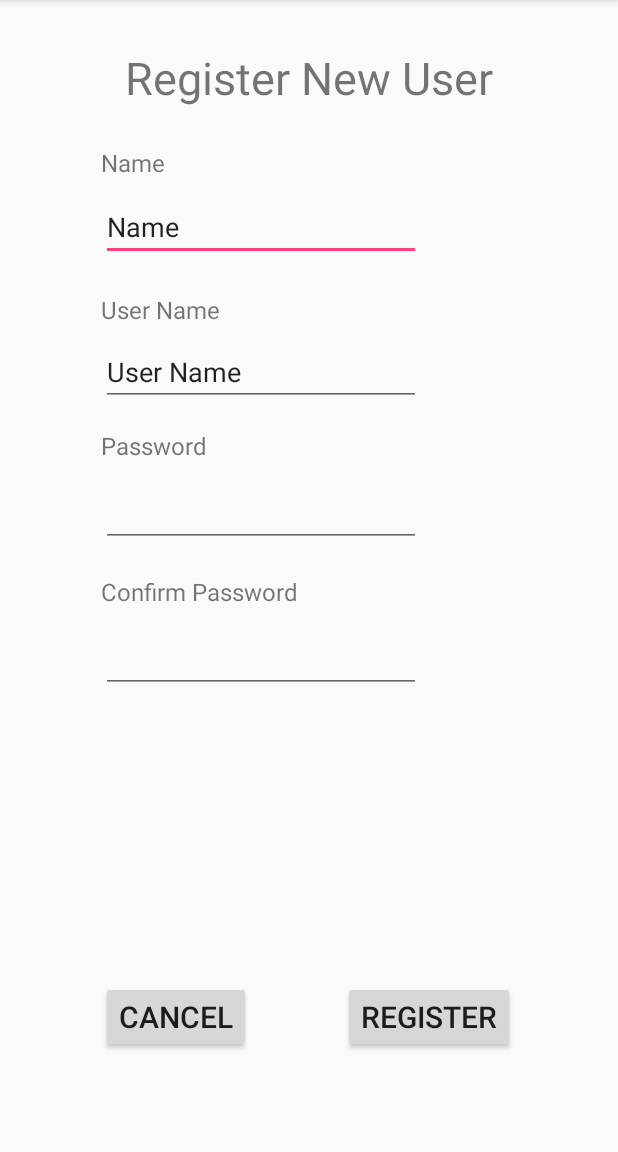
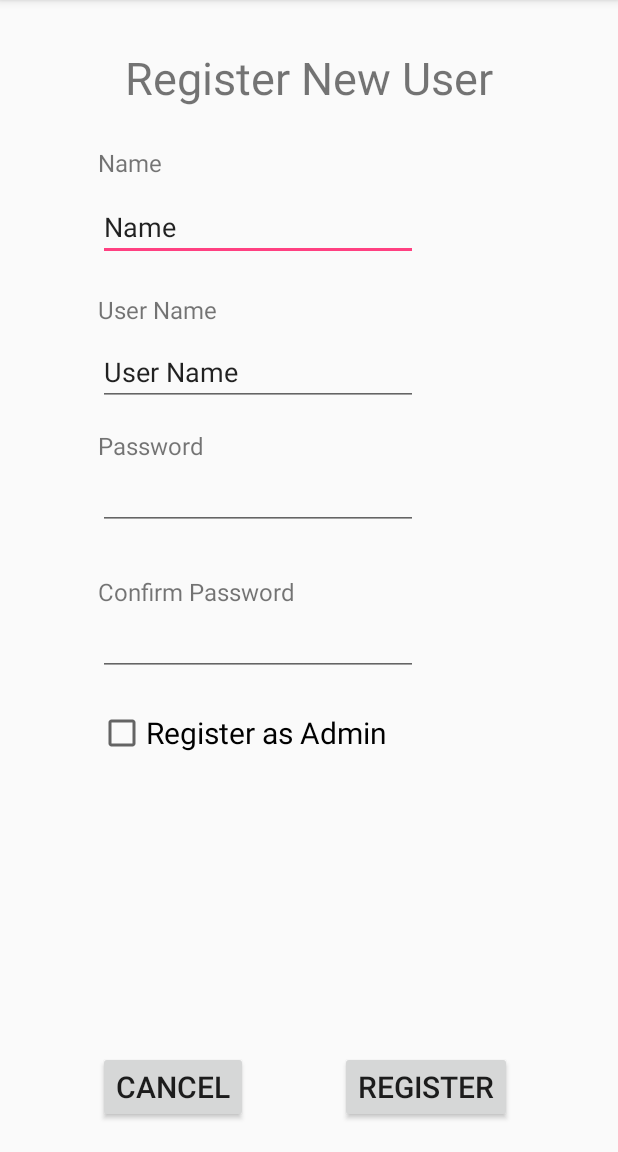
Before and after one commit to DjangoBlockchained/FindMyHome, an Android app: the RegisterScreenActivity screen opened directly, with no data from a screen before it, on a phone screen of 412 x 824 dp, the part 84-1236 px from its top. Run offline under Robolectric (Android 15) with nearby library versions, the phone set to English and light mode, and no system bars.

Commit message:
Minor changes

```diff
--- a/HomelessApp/app/src/main/java/com/example/peter/homelessapp/controllers/RegisterScreenActivity.java
+++ b/HomelessApp/app/src/main/java/com/example/peter/homelessapp/controllers/RegisterScreenActivity.java
@@ -6,9 +6,11 @@ import android.support.annotation.Nullable;
 import android.support.v7.app.AlertDialog;
 import android.support.v7.app.AppCompatActivity;
 import android.widget.Button;
+import android.widget.CheckBox;
 import android.widget.EditText;
 
 import com.example.peter.homelessapp.R;
+import com.example.peter.homelessapp.model.Administer;
 import com.example.peter.homelessapp.model.User;
 
 /**
@@ -23,6 +25,7 @@ public class RegisterScreenActivity extends AppCompatActivity {
     private EditText username;
     private EditText password1;
     private EditText password2;
+    private CheckBox adminBox;
 
     @Override
     protected void onCreate(@Nullable Bundle savedInstanceState) {
@@ -33,6 +36,7 @@ public class RegisterScreenActivity extends AppCompatActivity {
         username = (EditText) findViewById(R.id.regUserName);
         password1 = (EditText) findViewById(R.id.regPass1);
         password2 = (EditText) findViewById(R.id.regPass2);
+        adminBox = (CheckBox) findViewById(R.id.checkBox);
 
         cancel = (Button) findViewById(R.id.cancel2);
         cancel.setOnClickListener((view) -> {
@@ -53,7 +57,11 @@ public class RegisterScreenActivity extends AppCompatActivity {
                 alert2.create().show();
             } else if (password1.getText().toString().equals(password2.getText().toString())) {
                 if (validUserName(username.getText().toString())) {
-                    User newUser = new User(name.getText().toString(), username.getText().toString(), password1.getText().toString());
+                    if (adminBox.isChecked()) {
+                        Administer newUser = new Administer(name.getText().toString(), username.getText().toString(), password1.getText().toString());
+                    } else {
+                        User newUser = new User(name.getText().toString(), username.getText().toString(), password1.getText().toString());
+                    }
                     Intent intent = new Intent(RegisterScreenActivity.this, ApplicationScreenActivity.class);
                     startActivity(intent);
                 } else {
--- a/HomelessApp/app/src/main/java/com/example/peter/homelessapp/model/Administer.java
+++ b/HomelessApp/app/src/main/java/com/example/peter/homelessapp/model/Administer.java
@@ -4,5 +4,8 @@ package com.example.peter.homelessapp.model;
  * Created by Peter on 2/16/18.
  */
 
-public class Administer {
+public class Administer extends User {
+    public Administer(String name, String username, String password) {
+        super(name, username, password);
+    }
 }
--- a/HomelessApp/app/src/main/java/com/example/peter/homelessapp/model/User.java
+++ b/HomelessApp/app/src/main/java/com/example/peter/homelessapp/model/User.java
@@ -1,6 +1,8 @@
 package com.example.peter.homelessapp.model;
 
+import java.util.ArrayList;
 import java.util.HashMap;
+import java.util.List;
 import java.util.Map;
 
 /**
@@ -9,12 +11,14 @@ import java.util.Map;
 
 public class User {
     private static Map<String, String> _userMap = new HashMap<>();
+    private static List<User> _userList = new ArrayList<>();
     private String _name;
     private String _username;
     public User(String name, String username, String password) {
         _name = name;
         _username = username;
         _userMap.put(username, password);
+        _userList.add(this);
     }
     public String getName() {
         return _name;
--- a/HomelessApp/app/src/main/res/layout/activity_register_screen.xml
+++ b/HomelessApp/app/src/main/res/layout/activity_register_screen.xml
@@ -18,8 +18,8 @@
         android:layout_height="wrap_content"
         android:layout_alignParentBottom="true"
         android:layout_alignParentStart="true"
-        android:layout_marginBottom="66dp"
-        android:layout_marginStart="67dp"
+        android:layout_marginBottom="19dp"
+        android:layout_marginStart="65dp"
         android:text="Cancel"
         android:textSize="20sp" />
 
@@ -102,7 +102,6 @@
         android:layout_height="wrap_content"
         android:layout_alignStart="@+id/textView9"
         android:layout_below="@+id/textView9"
-        android:layout_marginTop="11dp"
         android:ems="10"
         android:inputType="textPassword" />
 
@@ -112,8 +111,17 @@
         android:layout_height="wrap_content"
         android:layout_alignStart="@+id/textView8"
         android:layout_below="@+id/textView8"
-        android:layout_marginTop="11dp"
         android:ems="10"
         android:inputType="textPassword" />
 
+    <CheckBox
+        android:id="@+id/checkBox"
+        android:layout_width="wrap_content"
+        android:layout_height="wrap_content"
+        android:layout_alignStart="@+id/regPass2"
+        android:layout_below="@+id/regPass2"
+        android:layout_marginTop="22dp"
+        android:text="Register as Admin"
+        android:textSize="20sp" />
+
 </RelativeLayout>
```
